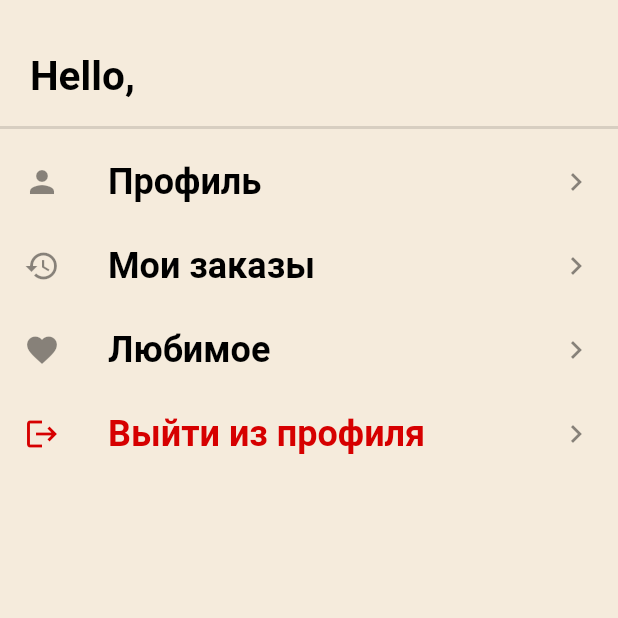
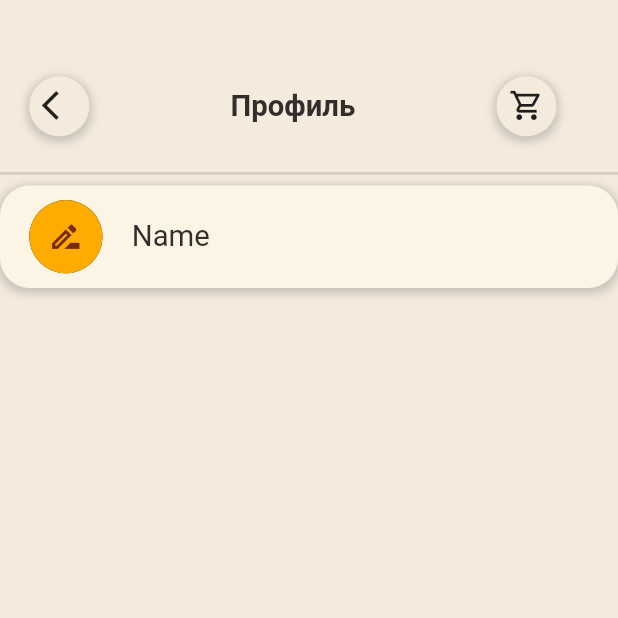
Before and after one commit to dimad2602/WaiterPlus-Flutter-App, a Flutter app: the UserPage screen opened by its route, after a tap on "Профиль", on a phone screen of 412 x 824 dp, the top half of it. Run offline on Flutter 3.47's test engine with Material 2 defaults, Android fonts, the phone set to English and light mode, and no system bars; our stand-ins replace cached_network_image, cloud_firestore, firebase_auth, firebase_core, firebase_storage, flutter_svg and 6 more; missing offline and left inert: dart:ffi, easy_separator, qr_code_scanner; accounts and stored records are empty.

Commit message:
Делаю профиль пользователя

```diff
--- a/lib/components/AppBar/custom_app_bar2.dart
+++ b/lib/components/AppBar/custom_app_bar2.dart
@@ -39,6 +39,7 @@ class CustomAppBar2 extends StatelessWidget implements PreferredSizeWidget {
             child: Padding(
               padding: const EdgeInsets.only(left: 8.0),
               child: leftIcon ??
+                  //TODO: Добавить динамическое изменение размера текста
                   Text(
                     restName!,
                     style: GoogleFonts.bebasNeue(
--- a/lib/components/app_icon.dart
+++ b/lib/components/app_icon.dart
@@ -9,6 +9,9 @@ class AppIcon extends StatelessWidget {
   final double size;
   final VoidCallback? onTap;
   final bool iconSize24;
+  final double customSize;
+  final bool swadowOff;
+
 
   const AppIcon(
       {Key? key,
@@ -17,7 +20,9 @@ class AppIcon extends StatelessWidget {
       this.iconColor = Colors.black87,
       this.iconSize24 = false,
       this.size = 40,
-      this.onTap})
+      this.customSize = 0,
+      this.onTap,
+      this.swadowOff = true})
       : super(key: key);
 
   @override
@@ -32,18 +37,19 @@ class AppIcon extends StatelessWidget {
           borderRadius: BorderRadius.circular(size / 2),
           color: backgroundColor,
           boxShadow: [
+            swadowOff ?
             BoxShadow(
               color: Colors.grey.withOpacity(0.5),
               spreadRadius: 2,
               blurRadius: 4,
               offset: Offset(0, 2),
-            ),
+            ): BoxShadow(),
           ],
         ),
         child: Icon(
           icon,
           color: iconColor,
-          size: iconSize24 ? Constants.iconSize24 : Constants.iconSize16,
+          size: customSize > 0 ? customSize : iconSize24 ? Constants.iconSize24 : Constants.iconSize16,
         ),
       ),
     );
--- a/lib/main.dart
+++ b/lib/main.dart
@@ -20,7 +20,8 @@ import 'package:flutter_project2/pages/qr_page.dart';
 import 'package:flutter_project2/pages/login/register_page.dart';
 import 'package:flutter_project2/pages/splash/splash_new_page.dart';
 import 'package:flutter_project2/pages/splash/splash_screen.dart';
-import 'package:flutter_project2/pages/user_page.dart';
+import 'package:flutter_project2/pages/usermenu/profile_page.dart';
+import 'package:flutter_project2/pages/usermenu/user_page.dart';
 import 'package:get/get.dart';
 import 'package:provider/provider.dart';
 import 'package:shared_preferences/shared_preferences.dart';
@@ -130,6 +131,9 @@ void main() async {
           '/order_incoming': (context) {
             return OrderIncoming();
           },
+          '/profile_settings': (context) {
+            return ProfileSettings();
+          }
         },
       ),
     ),
--- a/lib/pages/order/order_history.dart
+++ b/lib/pages/order/order_history.dart
@@ -24,7 +24,7 @@ import '../../data/repository/cart_repo.dart';
 import '../../models/cart_model.dart';
 import '../../util/AppColors.dart';
 import '../../widgets/order/order_card_widget.dart';
-import '../user_page.dart';
+import '../usermenu/user_page.dart';
 
 class OrderHistory extends StatelessWidget {
   const OrderHistory({Key? key}) : super(key: key);
--- /dev/null
+++ b/lib/pages/usermenu/profile_page.dart
@@ -0,0 +1,108 @@
+import 'package:flutter/material.dart';
+import 'package:flutter_project2/pages/usermenu/user_page.dart';
+import 'package:flutter_project2/widgets/profile/account_widget.dart';
+import 'package:get/get.dart';
+import '../../components/app_icon.dart';
+import '../../components/big_text.dart';
+import '../../util/AppColors.dart';
+import '../../util/constants.dart';
+import '../../widgets/listTiel/list_tile_for_profile.dart';
+import '../order/order_history.dart';
+
+class ProfileSettings extends StatelessWidget {
+  const ProfileSettings({Key? key}) : super(key: key);
+  static const String routeName = "/profile_settings";
+
+  @override
+  Widget build(BuildContext context) {
+    return Scaffold(
+      backgroundColor: const Color(0xFFf5ebdc),
+      body: SingleChildScrollView(
+        child: Center(
+          child: Column(
+            crossAxisAlignment: CrossAxisAlignment.start,
+            mainAxisAlignment: MainAxisAlignment.center,
+            children: [
+              Container(
+                height: Constants.height20 * 5,
+                width: double.maxFinite,
+                padding: EdgeInsets.only(top: Constants.height10 * 4.5),
+                child: Row(
+                  children: [
+                    Padding(
+                      padding: EdgeInsets.only(left: Constants.width20),
+                      child: AppIcon(
+                        icon: Icons.arrow_back_ios,
+                        iconColor: Colors.black87,
+                        backgroundColor: AppColors.mainColor,
+                        iconSize24: true,
+                        onTap: () {
+                          Get.toNamed(UserPage.routeName);
+                        },
+                      ),
+                    ),
+                    Expanded(
+                      child: Center(
+                        child: Center(
+                            child: BigText(
+                          text: 'Профиль',
+                          bold: true,
+                        )),
+                        // RichText(
+                        //     text: TextSpan(
+                        //         text: 'Профиль',
+                        //         style: const TextStyle(
+                        //             fontSize: 27,
+                        //             fontWeight: FontWeight.bold,
+                        //             color: Colors.black),
+                        //         )),
+                      ),
+                    ),
+                    //Переход на корзину
+                    Padding(
+                      padding: EdgeInsets.only(right: Constants.width10 / 5),
+                      child: AppIcon(
+                        icon: Icons.shopping_cart_outlined,
+                        iconColor: Colors.black87,
+                        backgroundColor: AppColors.mainColor,
+                        iconSize24: true,
+                        //TODO: сделать переход в корзину (явно вылезут проблемы) если корзина пуста кнопка не кликабельна
+                        onTap: () {},
+                      ),
+                    ),
+                    SizedBox(width: Constants.width20 * 2),
+                  ],
+                ),
+              ),
+              const SizedBox(
+                height: 10,
+              ),
+              const Divider(
+                thickness: 2,
+              ),
+              // listTiles(
+              //     title: 'Имя',
+              //     // subtitle: 'Subtitle',
+              //     icon: Icons.drive_file_rename_outline_rounded,
+              //     onPressed: () {}),
+              AccountWidget(
+                  appIcon:
+                      AppIcon(icon: Icons.drive_file_rename_outline_outlined,
+                      backgroundColor: AppColors.Alert_checkColor,
+                      iconColor: AppColors.RedBottonColor,
+                      customSize: Constants.height10*5/2,
+                      size: Constants.height10*5,
+                      swadowOff: false,),
+                  // TODO: имя должен заполнить пользователь (врядли будет в бд хранится)
+                  bigText: BigText(text:'Name'))
+              // listTiles(
+              //     title: 'Мои заказы', icon: Icons.history, onPressed: () {
+              //   Get.toNamed(OrderHistory.routeName);
+              // }),
+            ],
+          ),
+        ),
+      ),
+    );
+  }
+}
--- a/lib/pages/user_page.dart
+++ b/lib/pages/usermenu/user_page.dart
@@ -2,11 +2,13 @@ import 'package:firebase_auth/firebase_auth.dart';
 import 'package:flutter/gestures.dart';
 import 'package:flutter/material.dart';
 import 'package:flutter_project2/pages/order/order_history.dart';
+import 'package:flutter_project2/pages/usermenu/profile_page.dart';
 import 'package:get/get.dart';
+import '../../widgets/listTiel/list_tile_for_profile.dart';
 
-import '../util/AppColors.dart';
-import 'login/login_page.dart';
-import 'main_screen.dart';
+import '../../util/AppColors.dart';
+import '../login/login_page.dart';
+import '../main_screen.dart';
 
 class UserPage extends StatefulWidget {
   const UserPage({Key? key, required this.context}) : super(key: key);
@@ -74,18 +76,20 @@ class _UserPageState extends State<UserPage> {
                   const Divider(
                     thickness: 2,
                   ),
-                  _listTiles(
+                  listTiles(
                       title: 'Профиль',
                       // subtitle: 'Subtitle',
                       icon: Icons.person,
-                      onPressed: () {}),
-                  _listTiles(
+                      onPressed: () {
+                        Get.toNamed(ProfileSettings.routeName);
+                      }),
+                  listTiles(
                       title: 'Мои заказы', icon: Icons.history, onPressed: () {
                         Get.toNamed(OrderHistory.routeName);
                   }),
-                  _listTiles(
+                  listTiles(
                       title: 'Любимое', icon: Icons.favorite, onPressed: () {}),
-                  _listTiles(
+                  listTiles(
                       title: isAuthenticated ? 'Выйти из профиля' : 'Войти в профиль',
                       icon: Icons.logout,
                       onPressed: () async {
@@ -148,30 +152,30 @@ class _UserPageState extends State<UserPage> {
     Navigator.pushNamed(context, '/login_page');
   }
 
-  Widget _listTiles(
-      {required String title,
-      String? subtitle,
-      required IconData icon,
-      required Function onPressed}) {
-    return ListTile(
-      title: Text(
-        title,
-        style: TextStyle(
-          fontSize: 24,
-          fontWeight: FontWeight.bold,
-          color: (title == 'Выйти из профиля')? AppColors.redColor : (title == 'Войти в профиль') ? AppColors.redColor : Colors.black, //title == 'Выйти из профиля' ? Color(0xFFd60000) : Colors.black,
-        ),
-      ),
-      // subtitle: Text(
-      //   subtitle ?? "",
-      //   style: const TextStyle(fontSize: 15),
-      // ),
-      leading: Icon(icon,
-          color: title == 'Выйти из профиля' ? AppColors.redColor : (title == 'Войти в профиль') ? AppColors.redColor : null),
-      trailing: const Icon(Icons.keyboard_arrow_right),
-      onTap: () {
-        onPressed();
-      },
-    );
-  }
+  // Widget _listTiles(
+  //     {required String title,
+  //     String? subtitle,
+  //     required IconData icon,
+  //     required Function onPressed}) {
+  //   return ListTile(
+  //     title: Text(
+  //       title,
+  //       style: TextStyle(
+  //         fontSize: 24,
+  //         fontWeight: FontWeight.bold,
+  //         color: (title == 'Выйти из профиля')? AppColors.redColor : (title == 'Войти в профиль') ? AppColors.redColor : Colors.black, //title == 'Выйти из профиля' ? Color(0xFFd60000) : Colors.black,
+  //       ),
+  //     ),
+  //     // subtitle: Text(
+  //     //   subtitle ?? "",
+  //     //   style: const TextStyle(fontSize: 15),
+  //     // ),
+  //     leading: Icon(icon,
+  //         color: title == 'Выйти из профиля' ? AppColors.redColor : (title == 'Войти в профиль') ? AppColors.redColor : null),
+  //     trailing: const Icon(Icons.keyboard_arrow_right),
+  //     onTap: () {
+  //       onPressed();
+  //     },
+  //   );
+  // }
 }
--- a/lib/util/AppColors.dart
+++ b/lib/util/AppColors.dart
@@ -4,7 +4,19 @@ import 'dart:ui';
 class AppColors {
   static final Color mainColor = const Color(0xFFf5ebdc);
   static final Color bottonColor = const Color(0xFF4ecb71);
+  static final Color Alert_checkColor = const Color(0xFFffab00);
   static final Color OldMainColor = const Color(0xFFD3AF9C);
   static final Color RedBottonColor = const Color(0xFF79290C);
   static final Color redColor = const Color(0xFFd60000);
+
+  static final Color qwe1 = const Color(0xFFFFA500);
+  static final Color qwe2 = const Color(0xFFffc0cb);
+  static final Color qwe3 = const Color(0xFF00FFCD);
+  static final Color qwe4 = const Color(0xFFD3D3D3);
+  static final Color qwe5 = const Color(0xFF8B4513);
+  static final Color qwe6 = const Color(0xFF800080);
+  static final Color qwe7 = const Color(0xFFFFD700);
+  static final Color qwe8 = const Color(0xFF87CEFA);
+  static final Color qwe9 = const Color(0xFFD3AF9C);
+  static final Color qwe10 = const Color(0xFF32CD32);
 }
--- /dev/null
+++ b/lib/widgets/listTiel/list_tile_for_profile.dart
@@ -0,0 +1,31 @@
+import 'package:flutter/cupertino.dart';
+import 'package:flutter/material.dart';
+
+import '../../util/AppColors.dart';
+
+Widget listTiles(
+    {required String title,
+      String? subtitle,
+      required IconData icon,
+      required Function onPressed}) {
+  return ListTile(
+    title: Text(
+      title,
+      style: TextStyle(
+        fontSize: 24,
+        fontWeight: FontWeight.bold,
+        color: (title == 'Выйти из профиля')? AppColors.redColor : (title == 'Войти в профиль') ? AppColors.redColor : Colors.black, //title == 'Выйти из профиля' ? Color(0xFFd60000) : Colors.black,
+      ),
+    ),
+    // subtitle: Text(
+    //   subtitle ?? "",
+    //   style: const TextStyle(fontSize: 15),
+    // ),
+    leading: Icon(icon,
+        color: title == 'Выйти из профиля' ? AppColors.redColor : (title == 'Войти в профиль') ? AppColors.redColor : null),
+    trailing: const Icon(Icons.keyboard_arrow_right),
+    onTap: () {
+      onPressed();
+    },
+  );
+}
--- /dev/null
+++ b/lib/widgets/profile/account_widget.dart
@@ -0,0 +1,49 @@
+import 'package:flutter/material.dart';
+import 'package:flutter_project2/components/big_text.dart';
+import 'package:flutter_project2/util/AppColors.dart';
+import '../../components/app_icon.dart';
+import '../../util/constants.dart';
+
+class AccountWidget extends StatelessWidget {
+  AppIcon appIcon;
+  BigText bigText;
+  final Color backgroundColor;
+  final double size;
+
+  AccountWidget(
+      {Key? key, required this.appIcon, required this.bigText, this.backgroundColor = const Color(
+          0xfffcf4e4), this.size = 40,})
+      : super(key: key);
+
+  @override
+  Widget build(BuildContext context) {
+    //TODO: Не уверен в дизайне
+    return Container(
+      decoration: BoxDecoration(
+        borderRadius: BorderRadius.circular(size / 2),
+        color: backgroundColor,
+        boxShadow: [
+          BoxShadow(
+            color: Colors.grey.withOpacity(0.5),
+            spreadRadius: 2,
+            blurRadius: 4,
+            offset: Offset(0, 2),
+          ),
+        ],
+      ),
+      padding: EdgeInsets.only(
+          left: Constants.width20,
+          top: Constants.width10,
+          bottom: Constants.width10),
+      child: Row(
+        children: [
+          appIcon,
+          SizedBox(
+            width: Constants.width20,
+          ),
+          bigText,
+        ],
+      ),
+    );
+  }
+}
--- a/lib/widgets/restaurant/restaurant_card.dart
+++ b/lib/widgets/restaurant/restaurant_card.dart
@@ -6,6 +6,8 @@ import 'package:flutter/material.dart';
 import 'package:flutter_project2/controllers/restaurants_controlelr/restaurant_paper_controller.dart';
 import 'package:flutter_project2/models/restaurants_model.dart';
 import 'package:get/get.dart';
+
+import '../../util/constants.dart';
 
 class RestaurantCard extends GetView<RestaurantPaperController> {
   final RestaurantModel model;
@@ -140,7 +142,7 @@ class RestaurantCard extends GetView<RestaurantPaperController> {
                                   ],
                                 ),
                               ),
-                              SizedBox(width: 60),
+                              SizedBox(width: Constants.width20*2),
                               Icon(Icons.room),
                               Flexible(
                                 child: Padding(
```
Also changed, not shown: lib/controllers/cart_controller/cart_controller.dart (+25 -0 lines), lib/pages/cart/cart_page_fire.dart (+8 -1 lines), lib/pages/food/top_food_detail.dart (+13 -5 lines), lib/pages/menu/menu_fire_page.dart (+11 -7 lines), lib/pages/order/order_incoming.dart (+13 -1 lines), lib/util/food_detail_text.dart (+6 -1 lines), lib/widgets/cart/card_for_cart_widget.dart (+16 -8 lines), lib/widgets/menu/dish_card_widget.dart (+11 -4 lines), lib/widgets/order/order_incoming_card_widget.dart (+44 -16 lines).
